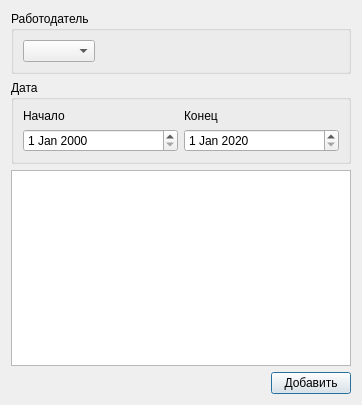
Above: ui/searchpractice.ui from 7enSmile/clientVKR before the change. Below: the same form after it.
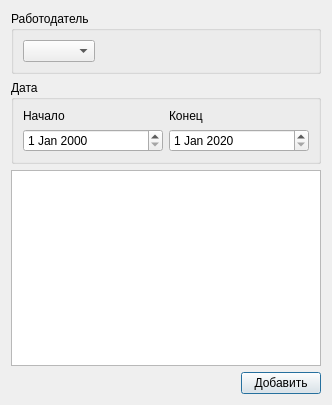
That is the form after the change.

```diff
--- a/ui/searchpractice.ui
+++ b/ui/searchpractice.ui
@@ -6,7 +6,7 @@
    <rect>
     <x>0</x>
     <y>0</y>
-    <width>362</width>
+    <width>332</width>
     <height>405</height>
    </rect>
   </property>
```
